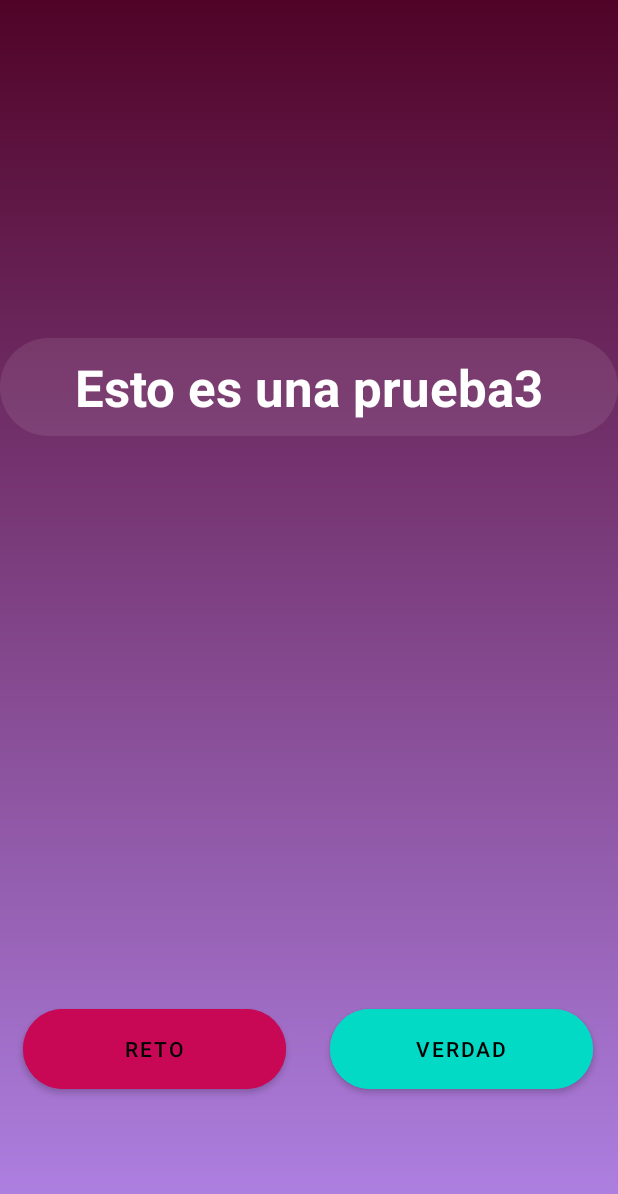
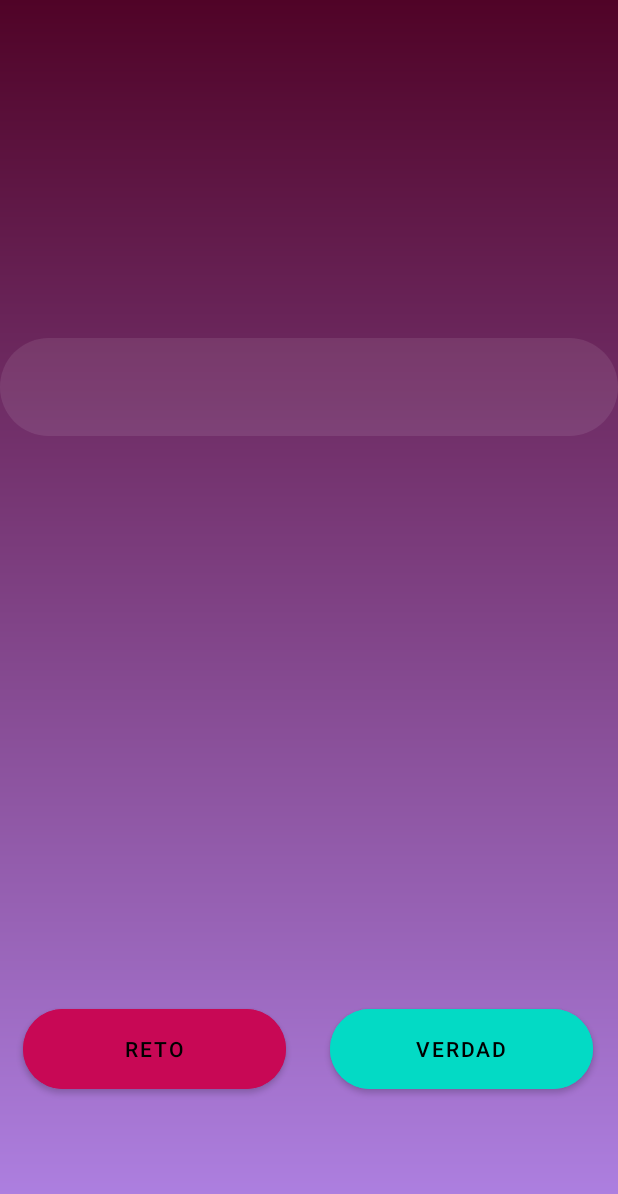
Before and after one commit to Davidmartcab/My-Application, an Android app: the screen it shows after launch (MainActivity), after a tap on "VERDAD", on a phone screen of 412 x 824 dp. Shown: the top 1194 px of the screen. Run offline under Robolectric (Android 15) with nearby library versions, the phone set to English and light mode, and no system bars; 1 other tap on this screen came first.

Commit message:
Update MainActivity.kt

```diff
--- a/app/src/main/java/com/example/myapplication/MainActivity.kt
+++ b/app/src/main/java/com/example/myapplication/MainActivity.kt
@@ -29,9 +29,9 @@ class MainActivity : AppCompatActivity() {
         val verdades= arrayListOf<String>()
         // Definición de las verdades
         verdades.add("Esto es una prueba")
-        verdades.add("Esto es una prueba2")
-        verdades.add("Esto es una prueba3")
-        verdades.add("Esto es una prueba4")
+        verdades.add("")
+        verdades.add("")
+        verdades.add("")
 
         val retos= arrayListOf<String>()
         // Definición de los retos
```
